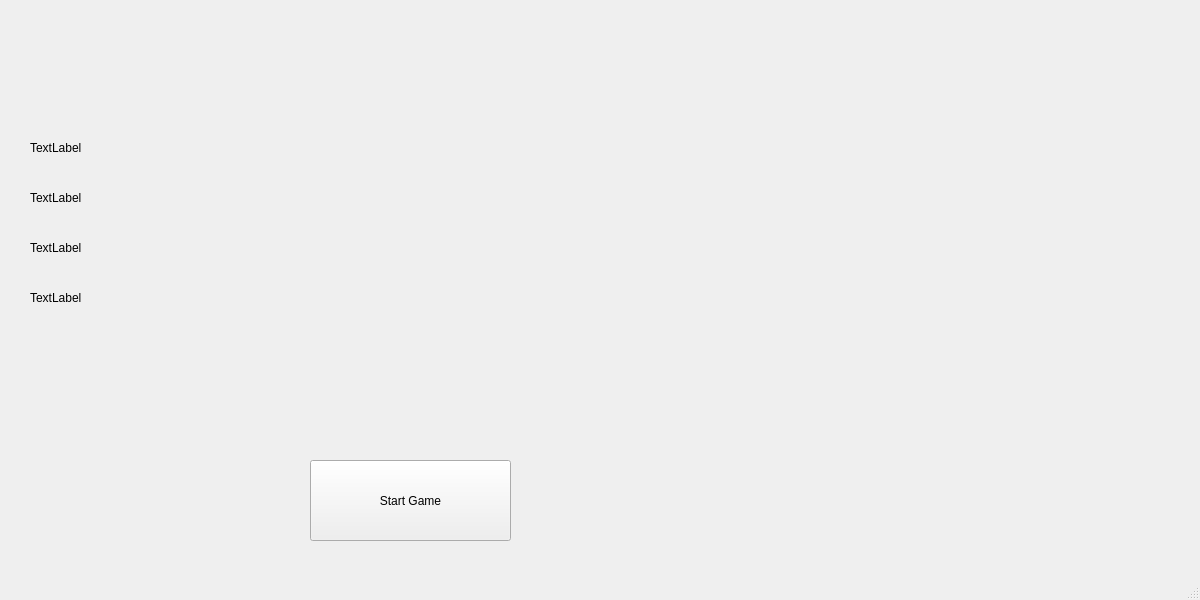
This is Client1/LobbyPage.ui in Paul-Podoleanu/ProjectModernCpp as Qt 5 draws it before an edit. The edited form follows.
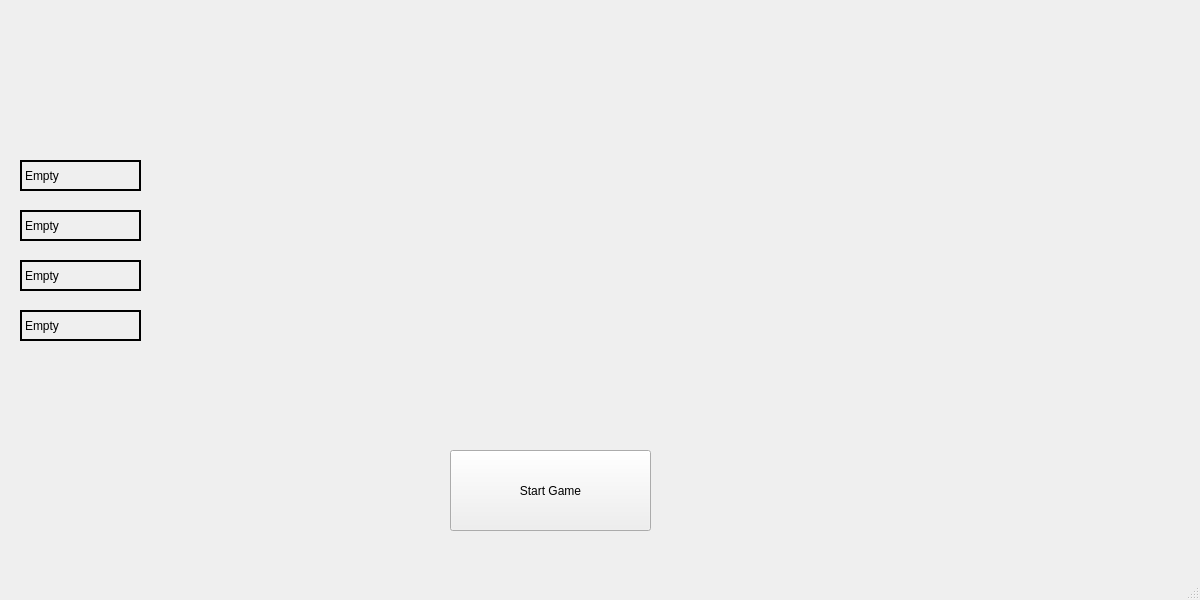
This is the edited form. Icons and pictures are not drawn.

```diff
--- a/Client1/LobbyPage.ui
+++ b/Client1/LobbyPage.ui
@@ -13,12 +13,15 @@
   <property name="windowTitle">
    <string>MainWindow</string>
   </property>
+  <property name="styleSheet">
+   <string notr="true">background-image:url(:/Poze/Resources/1.jpg)</string>
+  </property>
   <widget class="QWidget" name="centralwidget">
    <widget class="QPushButton" name="StartGame">
     <property name="geometry">
      <rect>
-      <x>310</x>
-      <y>460</y>
+      <x>450</x>
+      <y>450</y>
       <width>201</width>
       <height>81</height>
      </rect>
@@ -33,53 +36,77 @@
    <widget class="QLabel" name="Player1">
     <property name="geometry">
      <rect>
-      <x>30</x>
-      <y>140</y>
-      <width>251</width>
-      <height>16</height>
+      <x>20</x>
+      <y>160</y>
+      <width>121</width>
+      <height>31</height>
      </rect>
     </property>
+    <property name="frameShape">
+     <enum>QFrame::Box</enum>
+    </property>
+    <property name="lineWidth">
+     <number>2</number>
+    </property>
     <property name="text">
-     <string>TextLabel</string>
+     <string>Empty</string>
     </property>
    </widget>
    <widget class="QLabel" name="Player2">
     <property name="geometry">
      <rect>
-      <x>30</x>
-      <y>190</y>
-      <width>251</width>
-      <height>16</height>
+      <x>20</x>
+      <y>210</y>
+      <width>121</width>
+      <height>31</height>
      </rect>
     </property>
+    <property name="frameShape">
+     <enum>QFrame::Box</enum>
+    </property>
+    <property name="lineWidth">
+     <number>2</number>
+    </property>
     <property name="text">
-     <string>TextLabel</string>
+     <string>Empty</string>
     </property>
    </widget>
    <widget class="QLabel" name="Player3">
     <property name="geometry">
      <rect>
-      <x>30</x>
-      <y>240</y>
-      <width>251</width>
-      <height>16</height>
+      <x>20</x>
+      <y>260</y>
+      <width>121</width>
+      <height>31</height>
      </rect>
     </property>
+    <property name="frameShape">
+     <enum>QFrame::Box</enum>
+    </property>
+    <property name="lineWidth">
+     <number>2</number>
+    </property>
     <property name="text">
-     <string>TextLabel</string>
+     <string>Empty</string>
     </property>
    </widget>
    <widget class="QLabel" name="Player4">
     <property name="geometry">
      <rect>
-      <x>30</x>
-      <y>290</y>
-      <width>251</width>
-      <height>16</height>
+      <x>20</x>
+      <y>310</y>
+      <width>121</width>
+      <height>31</height>
      </rect>
     </property>
+    <property name="frameShape">
+     <enum>QFrame::Box</enum>
+    </property>
+    <property name="lineWidth">
+     <number>2</number>
+    </property>
     <property name="text">
-     <string>TextLabel</string>
+     <string>Empty</string>
     </property>
    </widget>
   </widget>
```
Left out of the diff: 6 changed lines with no effect on the pictures.
